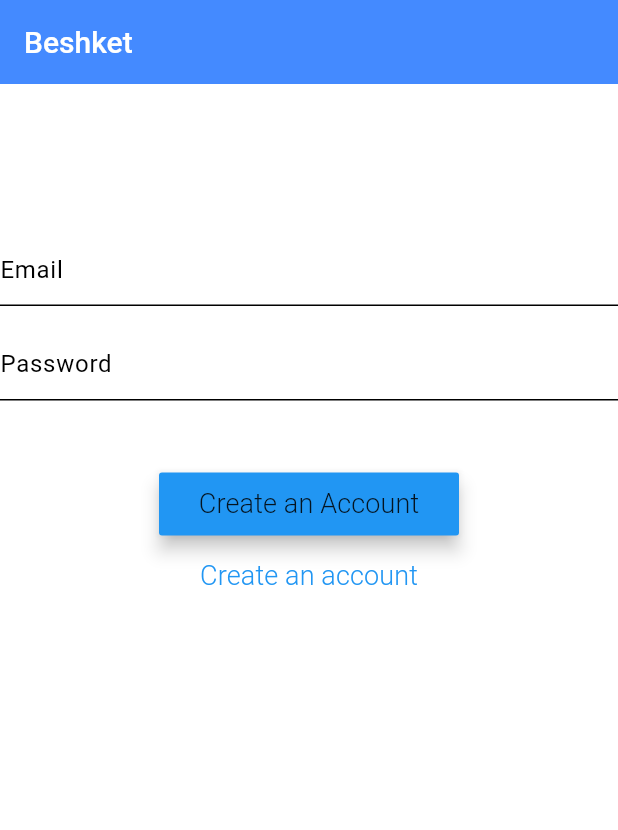
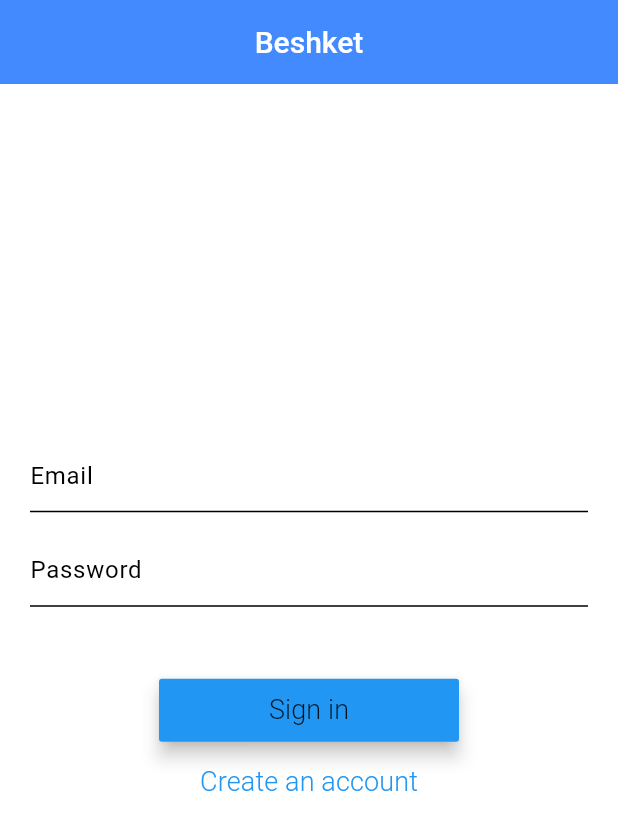
Before and after one commit to mpodmanicky/mtaa-beshket-frontend, a Flutter app: the screen it shows after launch, on a phone screen of 412 x 824 dp. Shown: the top 830 px of the screen. Run offline on Flutter 3.47's test engine with Material 3 defaults, Android fonts, the phone set to English and light mode, and no system bars; our stand-ins replace firebase_auth, firebase_core; accounts and stored records are empty.

Commit message:
[Login] firebase auth WIP, better button placement

```diff
--- a/beshket_flutter/lib/features/authentication/screens/login_screen.dart
+++ b/beshket_flutter/lib/features/authentication/screens/login_screen.dart
@@ -31,8 +31,11 @@ class LoginScreenState extends State<LoginScreen> {
 
   Widget build(BuildContext context) {
     return Scaffold(
+      resizeToAvoidBottomInset: false,
       appBar: AppBar(
-        title: Text('Beshket')
+        title: Center(
+          child: Text('Beshket')
+          )
       ),
       body: Column(
           children: [
@@ -74,7 +77,7 @@ class LoginScreenState extends State<LoginScreen> {
 
 
   submitForm() async {
-    /*setState(() {
+    setState(() {
       _error = "";
       _isLoading = true;
     });
@@ -103,7 +106,7 @@ class LoginScreenState extends State<LoginScreen> {
       setState(() {
         _isLoading = false;
       });
-  }*/
+  }
 }
 
   void setEmail(String newEmail){
--- a/beshket_flutter/lib/features/authentication/widgets/authentication_birthdate_form.dart
+++ b/beshket_flutter/lib/features/authentication/widgets/authentication_birthdate_form.dart
@@ -13,7 +13,7 @@ class AuthenticationBirthdateFormWidget extends StatelessWidget {
   @override
   Widget build(BuildContext context) {
     return Padding(
-      padding: const EdgeInsets.fromLTRB(0.0, 15.0, 0.0, 0.0),
+      padding: const EdgeInsets.fromLTRB(20.0, 15.0, 20.0, 0.0),
       child: TextFormField(
         maxLines: 1,
         autofocus: false,
--- a/beshket_flutter/lib/features/authentication/widgets/authentication_email_form.dart
+++ b/beshket_flutter/lib/features/authentication/widgets/authentication_email_form.dart
@@ -13,7 +13,7 @@ class AuthenticationEmailFormWidget extends StatelessWidget {
   @override
   Widget build(BuildContext context) {
     return Padding(
-      padding: const EdgeInsets.fromLTRB(0.0, 100.0, 0.0, 0.0),
+      padding: const EdgeInsets.fromLTRB(20.0, 15.0, 20.0, 0.0),
       child: TextFormField(
         maxLines: 1,
         keyboardType: TextInputType.emailAddress,
--- a/beshket_flutter/lib/features/authentication/widgets/authentication_form.dart
+++ b/beshket_flutter/lib/features/authentication/widgets/authentication_form.dart
@@ -18,17 +18,19 @@ class AuthenticationFormWidget extends StatelessWidget {
       child: loginScreenState.getFormMode() == FormMode.login
       ? Column(
         children: [
+          SizedBox(height: MediaQuery.of(context).size.height * 0.27),
           AuthenticationEmailFormWidget(hintText: 'Email', isPassword: false, loginScreenState: loginScreenState),
           AuthenticationPasswordFormWidget(hintText: 'Password', isPassword: true, loginScreenState: loginScreenState)
         ],)
       : Column(
         children: [
+          SizedBox(height: MediaQuery.of(context).size.height * 0.13),
           AuthenticationEmailFormWidget(hintText: 'Email', isPassword: false, loginScreenState: loginScreenState),
           AuthenticationNameFormWidget(hintText: 'Name', isPassword: false, loginScreenState: loginScreenState),
           AuthenticationSurnameFormWidget(hintText: 'Surname', isPassword: false, loginScreenState: loginScreenState),
           AuthenticationPasswordFormWidget(hintText: 'Password', isPassword: true, loginScreenState: loginScreenState),
           AuthenticationBirthdateFormWidget(hintText: 'Birthday', isPassword: false, loginScreenState: loginScreenState)
         ],)
-    );
+      );
   }
 }
--- a/beshket_flutter/lib/features/authentication/widgets/authentication_login_button.dart
+++ b/beshket_flutter/lib/features/authentication/widgets/authentication_login_button.dart
@@ -16,12 +16,12 @@ class AuthenticationLoginButtonWidget extends StatelessWidget {
         minWidth: 200.0,
         height: 42.0,
         color: Colors.blue,
-        onPressed: () => { print('Login') }, //loginScreenState.submitForm(),
+        onPressed: () => { loginScreenState.submitForm() }, //() => { print('Login') },
         child:
           loginScreenState.getFormMode() == FormMode.login
-            ? Text('Create an Account',
+            ? Text('Sign in',
               style: TextStyle( fontSize: 18.0, fontWeight: FontWeight.w300))
-            : Text('Sing in',
+            : Text('Create an account',
               style: TextStyle( fontSize: 18.0, fontWeight: FontWeight.w300))
         )
     );
--- a/beshket_flutter/lib/features/authentication/widgets/authentication_name_form.dart
+++ b/beshket_flutter/lib/features/authentication/widgets/authentication_name_form.dart
@@ -13,7 +13,7 @@ class AuthenticationNameFormWidget extends StatelessWidget {
   @override
   Widget build(BuildContext context) {
     return Padding(
-      padding: const EdgeInsets.fromLTRB(0.0, 15.0, 0.0, 0.0),
+      padding: const EdgeInsets.fromLTRB(20.0, 15.0, 20.0, 0.0),
       child: TextFormField(
         maxLines: 1,
         keyboardType: TextInputType.name,
--- a/beshket_flutter/lib/features/authentication/widgets/authentication_password_form.dart
+++ b/beshket_flutter/lib/features/authentication/widgets/authentication_password_form.dart
@@ -13,7 +13,7 @@ class AuthenticationPasswordFormWidget extends StatelessWidget {
   @override
   Widget build(BuildContext context) {
     return Padding(
-      padding: const EdgeInsets.fromLTRB(0.0, 15.0, 0.0, 0.0),
+      padding: const EdgeInsets.fromLTRB(20.0, 15.0, 20.0, 0.0),
       child: TextFormField(
         maxLines: 1,
         autofocus: false,
--- a/beshket_flutter/lib/features/authentication/widgets/authentication_surname_form.dart
+++ b/beshket_flutter/lib/features/authentication/widgets/authentication_surname_form.dart
@@ -13,7 +13,7 @@ class AuthenticationSurnameFormWidget extends StatelessWidget {
   @override
   Widget build(BuildContext context) {
     return Padding(
-      padding: const EdgeInsets.fromLTRB(0.0, 15.0, 0.0, 0.0),
+      padding: const EdgeInsets.fromLTRB(20.0, 15.0, 20.0, 0.0),
       child: TextFormField(
         maxLines: 1,
         autofocus: false,
--- a/beshket_flutter/lib/main.dart
+++ b/beshket_flutter/lib/main.dart
@@ -5,7 +5,6 @@ import 'package:beshket/features/authentication/services/auth_firebase.dart';
 import 'firebase_options.dart';
 import 'package:firebase_core/firebase_core.dart';
 import 'package:flutter/material.dart';
-
 
 
 void main() async {
```
